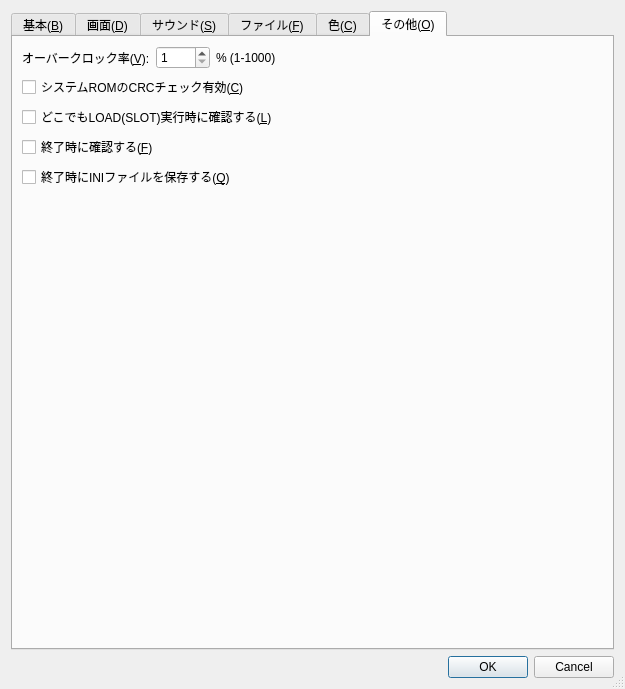
The window that src/Qt/configdialog.ui (eighttails/PC6001VX) describes before a commit, drawn with Qt 5.
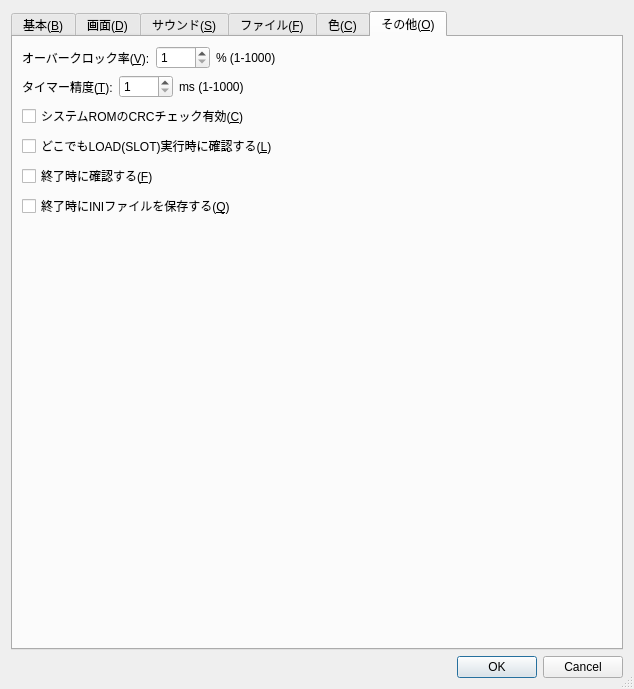
The same window after the commit. The open tabs and pages were chosen to show the change. Custom widgets are drawn as their Qt base class.

```diff
--- a/src/Qt/configdialog.ui
+++ b/src/Qt/configdialog.ui
@@ -6,7 +6,7 @@
    <rect>
     <x>0</x>
     <y>0</y>
-    <width>625</width>
+    <width>634</width>
     <height>689</height>
    </rect>
   </property>
@@ -3284,6 +3284,50 @@
          </item>
         </layout>
        </item>
+       <item>
+        <layout class="QHBoxLayout" name="horizontalLayout_13">
+         <item>
+          <widget class="QLabel" name="labelTimerResolution">
+           <property name="text">
+            <string>タイマー精度(&amp;T):</string>
+           </property>
+           <property name="buddy">
+            <cstring>spinBoxTimerResolution</cstring>
+           </property>
+          </widget>
+         </item>
+         <item>
+          <widget class="QSpinBox" name="spinBoxTimerResolution">
+           <property name="minimum">
+            <number>1</number>
+           </property>
+           <property name="maximum">
+            <number>1000</number>
+           </property>
+          </widget>
+         </item>
+         <item>
+          <widget class="QLabel" name="label_14">
+           <property name="text">
+            <string>ms (1-1000)</string>
+           </property>
+          </widget>
+         </item>
+         <item>
+          <spacer name="horizontalSpacer_17">
+           <property name="orientation">
+            <enum>Qt::Horizontal</enum>
+           </property>
+           <property name="sizeHint" stdset="0">
+            <size>
+             <width>40</width>
+             <height>20</height>
+            </size>
+           </property>
+          </spacer>
+         </item>
+        </layout>
+       </item>
        <item>
         <widget class="QCheckBox" name="checkBoxRomCRC">
          <property name="text">
```
Left out of the diff: 112 changed lines with no effect on the pictures.
